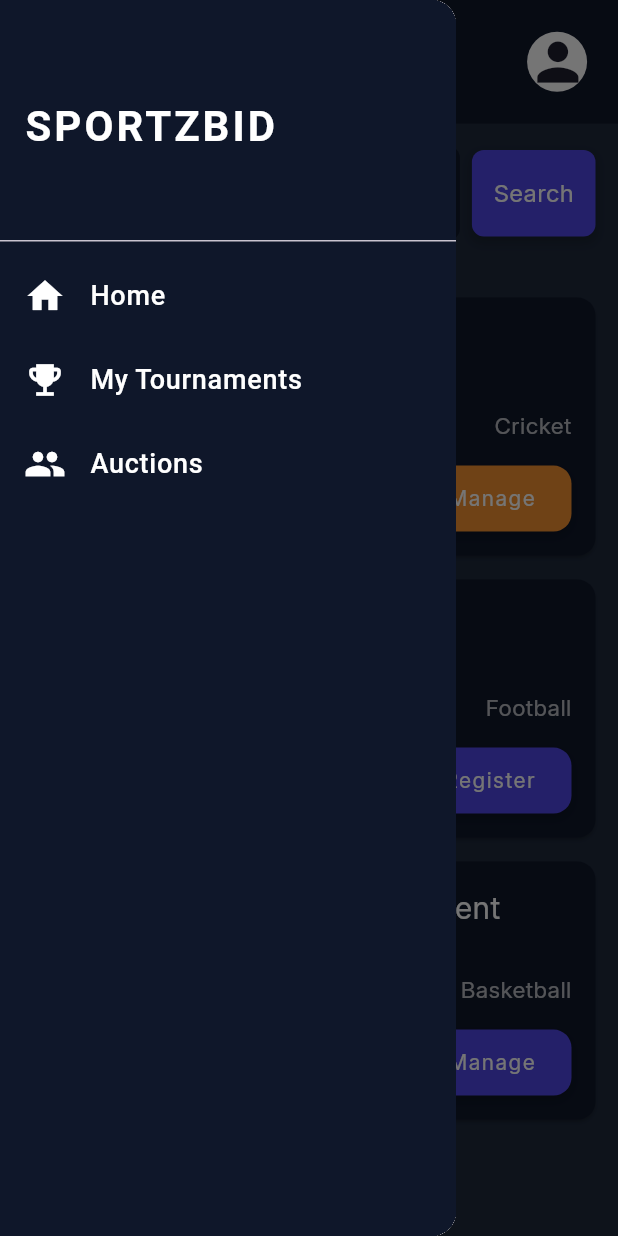
After one commit to anazhtz/sportzbid, a Flutter app: the Homepage screen opened by its route, with the side drawer open, on a phone screen of 412 x 824 dp. The commit adds this screen. Run offline on Flutter 3.47's test engine with Material 3 defaults, Android fonts, the phone set to English and light mode, and no system bars.

Commit message:
home page ui done,drawer work started

```diff
--- a/lib/core/appcolor.dart
+++ b/lib/core/appcolor.dart
@@ -4,7 +4,7 @@ class HexColor extends Color {
   static int _getColorFromHex(String hexColor) {
     hexColor = hexColor.toUpperCase().replaceAll("#", "");
     if (hexColor.length == 6) {
-      hexColor = "FF" + hexColor;  // Add opacity value if not provided
+      hexColor = "FF" + hexColor; // Add opacity value if not provided
     }
     return int.parse(hexColor, radix: 16);
   }
@@ -13,16 +13,17 @@ class HexColor extends Color {
 }
 
 class AppColors {
-  static final Color primaryColor = HexColor('#2B2738');
-  static final Color secondaryColor = HexColor('#3B364C');
-  static final Color textFeildColor = HexColor('#2B2738');
+  static final Color primaryColor = HexColor('#0F172A');
+  static final Color secondaryColor = HexColor('#1E293B');
+  static final Color textFeildColor = HexColor('#0F172A');
   static final Color success = HexColor('#15995e');
   static final Color warning = HexColor('#d09e12');
   static final Color danger = HexColor('#de3e3e');
   static final Color accentColor = HexColor('#e74c3c');
   static final Color backgroundColor = HexColor('#ecf0f1');
   static final Color textColor = HexColor('#2c3e50');
-  static final Color buttonColor = HexColor('#5D44B0');
+  static final Color buttonColor = HexColor('#4F46E5');
+  static final Color tournButtonColor = HexColor("#F1902F");
   static final Color appBar = HexColor("#DEF7F0");
   static final Color menubackgroundColor = HexColor("#F0F3F5");
   static final Color cancelButton = HexColor("#FF1E1E");
--- /dev/null
+++ b/lib/core_widgets/csutom_drawer.dart
@@ -0,0 +1,74 @@
+import 'package:flutter/material.dart';
+import 'package:sportzbid/core/appcolor.dart';
+
+class CustomDrawer extends StatelessWidget {
+  const CustomDrawer({super.key});
+
+  @override
+  Widget build(BuildContext context) {
+    return Drawer(
+      child: Container(
+        color: AppColors.textFeildColor,
+        child: Column(
+          children: [
+            DrawerHeader(
+              decoration: BoxDecoration(
+                color: AppColors.textFeildColor,
+              ),
+              child: const Align(
+                alignment: Alignment.centerLeft,
+                child: Text(
+                  'SPORTZBID',
+                  style: TextStyle(
+                    color: Colors.white,
+                    fontSize: 28,
+                    fontWeight: FontWeight.bold,
+                    letterSpacing: 2.0,
+                  ),
+                ),
+              ),
+            ),
+            ListTile(
+              leading: const Icon(Icons.home, color: Colors.white, size: 28),
+              title: const Text(
+                'Home',
+                style: TextStyle(
+                  color: Colors.white,
+                  fontSize: 18,
+                  fontWeight: FontWeight.w500,
+                ),
+              ),
+              onTap: () {},
+            ),
+            ListTile(
+              leading:
+                  const Icon(Icons.emoji_events, color: Colors.white, size: 28),
+              title: const Text(
+                'My Tournaments',
+                style: TextStyle(
+                  color: Colors.white,
+                  fontSize: 18,
+                  fontWeight: FontWeight.w500,
+                ),
+              ),
+              onTap: () {},
+            ),
+            ListTile(
+              leading: const Icon(Icons.group, color: Colors.white, size: 28),
+              title: const Text(
+                'Auctions',
+                style: TextStyle(
+                  color: Colors.white,
+                  fontSize: 18,
+                  fontWeight: FontWeight.w500,
+                ),
+              ),
+              onTap: () {},
+            ),
+            const Spacer(),
+          ],
+        ),
+      ),
+    );
+  }
+}
--- a/lib/core_widgets/custom_button.dart
+++ b/lib/core_widgets/custom_button.dart
@@ -7,24 +7,26 @@ class CustomButton extends StatelessWidget {
   final String text;
   final VoidCallback onPressed;
   final double width;
+  final Color? buttonColor; // Added optional color
 
   const CustomButton({
     super.key,
     required this.text,
     required this.onPressed,
     this.width = double.infinity,
+    this.buttonColor,
   });
 
   @override
   Widget build(BuildContext context) {
-    final responsive = context.responsive; // Get responsive instance
+    final responsive = context.responsive;
     return GestureDetector(
       onTap: onPressed,
       child: Container(
         width: width,
         padding: const EdgeInsets.symmetric(vertical: 16),
         decoration: BoxDecoration(
-          color: AppColors.buttonColor,
+          color: buttonColor ?? AppColors.buttonColor,
           borderRadius: BorderRadius.circular(18),
         ),
         child: Center(
--- /dev/null
+++ b/lib/core_widgets/custom_searchbar.dart
@@ -0,0 +1,42 @@
+import 'package:flutter/material.dart';
+import 'package:sportzbid/core/app_typography.dart';
+import 'package:sportzbid/core/appcolor.dart';
+import 'package:sportzbid/utilis/responsive.dart';
+
+class CustomSearchBarButton extends StatelessWidget {
+  const CustomSearchBarButton({
+    super.key,
+    required this.responsive,
+  });
+
+  final Responsive responsive;
+
+  @override
+  Widget build(BuildContext context) {
+    return Container(
+      width: responsive.wp(20),
+      height: responsive.hp(7),
+      decoration: BoxDecoration(
+        borderRadius: BorderRadius.circular(8),
+        color: AppColors.buttonColor,
+        boxShadow: [
+          BoxShadow(
+            color: Colors.black.withOpacity(0.2),
+            spreadRadius: 1,
+            blurRadius: 5,
+            offset: const Offset(0, 3),
+          ),
+        ],
+      ),
+      child: Center(
+        child: Text(
+          "Search",
+          style: AppTypography.interRegular.copyWith(
+            fontSize: responsive.sp(16),
+            color: Colors.white,
+          ),
+        ),
+      ),
+    );
+  }
+}
--- /dev/null
+++ b/lib/core_widgets/tournement_card.dart
@@ -0,0 +1,109 @@
+import 'package:flutter/material.dart';
+import 'package:sportzbid/core/app_typography.dart';
+import 'package:sportzbid/core/appcolor.dart';
+import 'package:sportzbid/utilis/responsive.dart';
+
+class TournamentCard extends StatelessWidget {
+  final String title;
+  final String location;
+  final String date;
+  final String sport;
+  final String buttonText;
+  final Color buttonColor;
+
+  const TournamentCard({
+    super.key,
+    required this.title,
+    required this.location,
+    required this.date,
+    required this.sport,
+    required this.buttonText,
+    required this.buttonColor,
+  });
+
+  @override
+  Widget build(BuildContext context) {
+    final responsive = context.responsive;
+    return Card(
+      color: AppColors.primaryColor,
+      margin: const EdgeInsets.symmetric(vertical: 8),
+      child: Padding(
+        padding: const EdgeInsets.all(16.0),
+        child: Column(
+          crossAxisAlignment: CrossAxisAlignment.start,
+          children: [
+            Text(
+              title,
+              style: AppTypography.interRegular.copyWith(
+                fontSize: responsive.sp(20),
+                color: Colors.white,
+              ),
+            ),
+            const SizedBox(height: 30),
+            Row(
+              mainAxisAlignment: MainAxisAlignment.spaceBetween,
+              children: [
+                Text(
+                  location,
+                  style: AppTypography.interRegular.copyWith(
+                fontSize: responsive.sp(15),
+                color: Colors.white70,
+              ),
+                ),
+                const SizedBox(width: 50),
+                Text(
+                  sport,
+                  style: AppTypography.interRegular.copyWith(
+                fontSize: responsive.sp(15),
+                color: Colors.white70,
+              ),
+                ),
+              ],
+            ),
+            const SizedBox(height: 16),
+            Row(
+              mainAxisAlignment: MainAxisAlignment.spaceBetween,
+              children: [
+                Text(
+                  date,
+                  style: AppTypography.interRegular.copyWith(
+                fontSize: responsive.sp(15),
+                color: Colors.white70,
+              ),
+                ),
+                GestureDetector(
+                  onTap: () {},
+                  child: Container(
+                    padding: const EdgeInsets.symmetric(
+                      vertical: 12,
+                      horizontal: 24,
+                    ),
+                    decoration: BoxDecoration(
+                      color: buttonColor,
+                      borderRadius: BorderRadius.circular(12),
+                      boxShadow: [
+                        BoxShadow(
+                          color: Colors.black.withOpacity(0.2),
+                          blurRadius: 6,
+                          offset: const Offset(0, 3),
+                        ),
+                      ],
+                    ),
+                    child: Text(
+                      buttonText,
+                      style: AppTypography.interRegular.copyWith(
+                        fontSize: responsive.sp(14),
+                        color: Colors.white,
+                        letterSpacing: 1.0,
+                      ),
+                    ),
+                  ),
+                ),
+              ],
+            ),
+          ],
+        ),
+      ),
+    );
+  }
+}
--- a/lib/main.dart
+++ b/lib/main.dart
@@ -1,6 +1,8 @@
 import 'package:flutter/material.dart';
+import 'package:flutter/services.dart';
+import 'package:sportzbid/routes/app_routes.dart';
 import 'package:sportzbid/view/loginpage.dart';
-import 'package:sportzbid/view/registrationpage.dart'; // Import your CreateAccountPage
+import 'package:sportzbid/view/registrationpage.dart';
 
 void main() {
   runApp(const MyApp());
@@ -11,16 +13,17 @@ class MyApp extends StatelessWidget {
 
   @override
   Widget build(BuildContext context) {
-    return MaterialApp(
-      debugShowCheckedModeBanner: false,
-      title: 'SportzBid',
-      theme: ThemeData(
-        primarySwatch: Colors.blue,
-      ),
-      home: const LoginPage(),
-      routes: {
-        '/create-account': (context) => const CreateAccountPage(),
-      },
-    );
+    SystemChrome.setPreferredOrientations([
+      DeviceOrientation.portraitUp,
+      DeviceOrientation.portraitDown,
+    ]);
+    return  MaterialApp(
+        theme: ThemeData(
+          primarySwatch: Colors.green,
+        ),
+        debugShowCheckedModeBanner: false,
+        onGenerateRoute: AppRoutes.onGenerateRoute,
+        initialRoute: '/',
+      );
   }
 }
--- /dev/null
+++ b/lib/model/tournementclass.dart
@@ -0,0 +1,19 @@
+import 'dart:ui';
+
+class Tournament {
+  final String title;
+  final String location;
+  final String date;
+  final String sport;
+  final String buttonText;
+  final Color buttonColor;
+
+  Tournament({
+    required this.title,
+    required this.location,
+    required this.date,
+    required this.sport,
+    required this.buttonText,
+    required this.buttonColor,
+  });
+}
--- a/lib/routes/app_routes.dart
+++ b/lib/routes/app_routes.dart
@@ -1,115 +1,47 @@
-// import 'package:flutter/material.dart';
+import 'package:flutter/material.dart';
+import 'package:sportzbid/view/homepage.dart';
+import 'package:sportzbid/view/loginpage.dart';
+import 'package:sportzbid/view/registrationpage.dart';
 
+class AppRoutes {
+  static Route<dynamic> onGenerateRoute(RouteSettings settings) {
+    switch (settings.name) {
+      case '/':
+        return _buildPageRoute(
+          builder: (context) => const LoginPage(),
+          settings: settings,
+        );
+      case '/registerpage':
+        return _buildPageRoute(
+          builder: (context) => const CreateAccountPage(),
+          settings: settings,
+        );
+      case '/homepage':
+        return _buildPageRoute(
+          builder: (context) => const Homepage(),
+          settings: settings,
+        );
+      default:
+        return _buildPageRoute(
+          builder: (context) => const LoginPage(),
+          settings: settings,
+        );
+    }
+  }
 
-// class AppRoutes {
-//   static Route<dynamic> onGenerateRoute(RouteSettings settings) {
-//     switch (settings.name) {
-//       case '/':
-//         return _buildPageRoute(
-//           builder: (context) => const SplashScreen(),
-//           settings: settings,
-//         );
-//       case '/login':
-//         return _buildPageRoute(
-//           builder: (context) => const LoginPage(),
-//           settings: settings,
-//         );
-//       case '/homepage':
-//         return _buildPageRoute(
-//           builder: (context) => const HomePage(),
-//           settings: settings,
-//         );
-//       case '/menupage':
-//         return _buildPageRoute(
-//           builder: (context) => const ShopInGridView(),
-//           settings: settings,
-//         );
-//       case '/searchfiled':
-//         return _buildPageRoute(
-//           builder: (context) => const SearchingScreen(),
-//           settings: settings,
-//         );
-//       case '/floorDisplay':
-//         final arrangementId = settings.arguments as String?;
-//         return _buildPageRoute(
-//           builder: (context) =>
-//               FloordisplayView1(arrangementId: arrangementId ?? ''),
-//           settings: settings,
-//         );
-//       case '/openingStock1':
-//         return _buildPageRoute(
-//           builder: (context) => const OpeningStockViewPage1(),
-//           settings: settings,
-//         );
-//       case '/newStock1':
-//         return _buildPageRoute(
-//           builder: (context) => const NewStockViewPage1(),
-//           settings: settings,
-//         );
-//       case '/closingStock1':
-//         return _buildPageRoute(
-//           builder: (context) => const ClosingStockViewPage1(),
-//           settings: settings,
-//         );
-//       case '/categoryManagement':
-//         final arrangementId = settings.arguments as bool?;
-//         return _buildPageRoute(
-//           builder: (context) =>
-//               CategoryManagementView1(arrangementId: arrangementId ?? true),
-//           settings: settings,
-//         );
-//       case '/outofstock':
-//         final arrangementId = settings.arguments as String?;
-
-//         return _buildPageRoute(
-//             builder: (context) => OutofStockView1(
-//                   arrangementId: arrangementId ?? '',
-//                 ),
-//             settings: settings);
-//       case '/assettrack':
-//         return _buildPageRoute(
-//           builder: (context) => const AssetTrackViewPage1(),
-//           settings: settings,
-//         );
-
-//       case '/dashboard':
-//       // final args = settings.arguments as Map<String, dynamic>;
-//       // return _buildPageRoute(
-//       //   builder: (context) => DetailScreen(data: args['data']),
-//       //   settings: settings,
-//       // );
-//       case '/DsrManagement':
-//         return _buildPageRoute(
-//           builder: (context) => const DsrManagement(),
-//           settings: settings,
-//         );
-
-//       case '/marketingIntelligence':
-//         return _buildPageRoute(
-//             builder: (context) => const MarketingIntelligenceView(),
-//             settings: settings);
-
-//       default:
-//         return _buildPageRoute(
-//           builder: (context) => NotFoundScreen(),
-//           settings: settings,
-//         );
-//     }
-//   }
-
-//   static PageRouteBuilder _buildPageRoute({
-//     required WidgetBuilder builder,
-//     required RouteSettings settings,
-//   }) {
-//     return PageRouteBuilder(
-//       pageBuilder: (context, animation, secondaryAnimation) => builder(context),
-//       transitionsBuilder: (context, animation, secondaryAnimation, child) {
-//         return FadeTransition(
-//           opacity: animation,
-//           child: child,
-//         );
-//       },
-//       settings: settings,
-//     );
-//   }
-// }
+  static PageRouteBuilder _buildPageRoute({
+    required WidgetBuilder builder,
+    required RouteSettings settings,
+  }) {
+    return PageRouteBuilder(
+      pageBuilder: (context, animation, secondaryAnimation) => builder(context),
+      transitionsBuilder: (context, animation, secondaryAnimation, child) {
+        return FadeTransition(
+          opacity: animation,
+          child: child,
+        );
+      },
+      settings: settings,
+    );
+  }
+}
--- a/lib/view/homepage.dart
+++ b/lib/view/homepage.dart
@@ -0,0 +1,163 @@
+import 'package:flutter/material.dart';
+import 'package:sportzbid/core/app_typography.dart';
+import 'package:sportzbid/core/appcolor.dart';
+import 'package:sportzbid/core_widgets/csutom_drawer.dart';
+import 'package:sportzbid/core_widgets/custom_searchbar.dart';
+import 'package:sportzbid/core_widgets/tournement_card.dart';
+import 'package:sportzbid/model/tournementclass.dart';
+import 'package:sportzbid/utilis/responsive.dart';
+
+void main() {
+  runApp(const MaterialApp(
+    debugShowCheckedModeBanner: false,
+    home: Homepage(),
+  ));
+}
+
+class Homepage extends StatefulWidget {
+  const Homepage({super.key});
+
+  @override
+  _HomepageState createState() => _HomepageState();
+}
+
+class _HomepageState extends State<Homepage> {
+  final GlobalKey<ScaffoldState> _scaffoldKey = GlobalKey<ScaffoldState>();
+  final TextEditingController _searchController = TextEditingController();
+  String _searchQuery = "";
+
+  // Sample data - replace with your own data fetching logic
+  final List<Tournament> tournaments = [
+    Tournament(
+      title: 'Demons Champions League',
+      location: 'Palakkad, Kerala',
+      date: '24-08-2025',
+      sport: 'Cricket',
+      buttonText: 'Manage',
+      buttonColor: AppColors.tournButtonColor,
+    ),
+    Tournament(
+      title: 'Legends Football Cup',
+      location: 'Kochi, Kerala',
+      date: '15-09-2025',
+      sport: 'Football',
+      buttonText: 'Register',
+      buttonColor: AppColors.buttonColor,
+    ),
+    Tournament(
+      title: 'Summer Basketball Tournament',
+      location: 'Thiruvananthapuram, Kerala',
+      date: '30-09-2025',
+      sport: 'Basketball',
+      buttonText: 'Manage',
+      buttonColor: AppColors.buttonColor,
+    ),
+  ];
+
+  @override
+  Widget build(BuildContext context) {
+    final responsive = context.responsive;
+
+    final filteredTournaments = tournaments
+        .where((tournament) =>
+            tournament.title
+                .toLowerCase()
+                .contains(_searchQuery.toLowerCase()) ||
+            tournament.location
+                .toLowerCase()
+                .contains(_searchQuery.toLowerCase()) ||
+            tournament.sport.toLowerCase().contains(_searchQuery.toLowerCase()))
+        .toList();
+
+    return Scaffold(
+      key: _scaffoldKey, // Add this key to Scaffold
+      backgroundColor: AppColors.secondaryColor,
+      appBar: AppBar(
+        backgroundColor: AppColors.primaryColor,
+        elevation: 0,
+        toolbarHeight: responsive.hp(10),
+        leading: IconButton(
+          icon: Icon(
+            Icons.menu,
+            color: Colors.white,
+            size: responsive.hp(5),
+          ),
+          onPressed: () {
+            _scaffoldKey.currentState?.openDrawer(); // Open the drawer
+          },
+        ),
+        actions: [
+          CircleAvatar(
+            backgroundColor: Colors.white,
+            child: Icon(
+              Icons.person,
+              color: const Color(0xFF1E1E2E),
+              size: responsive.hp(5),
+            ),
+          ),
+          SizedBox(width: responsive.wp(5)),
+        ],
+      ),
+      drawer: CustomDrawer(), // Attach the drawer
+      body: Column(
+        children: [
+          Padding(
+            padding: const EdgeInsets.all(15.0),
+            child: Row(
+              children: [
+                Expanded(
+                  child: TextFormField(
+                    controller: _searchController,
+                    onChanged: (value) {
+                      setState(() {
+                        _searchQuery = value;
+                      });
+                    },
+                    style: const TextStyle(color: Colors.white),
+                    decoration: InputDecoration(
+                      hintText: 'Tournament name, location, or sport',
+                      hintStyle: AppTypography.interRegular.copyWith(
+                        fontSize: responsive.sp(18),
+                        color: Colors.white54,
+                      ),
+                      filled: true,
+                      fillColor: AppColors.primaryColor,
+                      contentPadding: const EdgeInsets.symmetric(
+                          vertical: 18.0, horizontal: 16.0),
+                      border: OutlineInputBorder(
+                        borderRadius: BorderRadius.circular(8),
+                        borderSide: BorderSide.none,
+                      ),
+                    ),
+                  ),
+                ),
+                const SizedBox(width: 8),
+                CustomSearchBarButton(responsive: responsive)
+              ],
+            ),
+          ),
+          const SizedBox(height: 0),
+          Expanded(
+            child: Padding(
+              padding: const EdgeInsets.all(15.0),
+              child: ListView.builder(
+                itemCount: filteredTournaments.length,
+                itemBuilder: (context, index) {
+                  final tournament = filteredTournaments[index];
+                  return TournamentCard(
+                    title: tournament.title,
+                    location: tournament.location,
+                    date: tournament.date,
+                    sport: tournament.sport,
+                    buttonText: tournament.buttonText,
+                    buttonColor: tournament.buttonColor,
+                  );
+                },
+              ),
+            ),
+          ),
+        ],
+      ),
+    );
+  }
+}
--- a/lib/view/loginpage.dart
+++ b/lib/view/loginpage.dart
@@ -62,9 +62,9 @@
                   ),
                   SizedBox(height: responsive.hp(2)),
                   CustomButton(
-                    text: 'Create Account',
+                    text: 'Login',
                     onPressed: () {
-                      Navigator.pushNamed(context, '/create-account');
+                     Navigator.pushNamed(context, '/homepage');
                     },
                   ),
                   const SizedBox(height: 24),
@@ -85,7 +85,7 @@
                           ),
                           recognizer: TapGestureRecognizer()
                             ..onTap = () {
-                              Navigator.pushNamed(context, '/create-account');
+                              Navigator.pushNamed(context, '/registerpage');
                             },
                         ),
                       ],
--- a/lib/view/registrationpage.dart
+++ b/lib/view/registrationpage.dart
@@ -88,7 +88,7 @@ class _CreateAccountPageState extends State<CreateAccountPage> {
                 CustomButton(
                   text: 'Create Account',
                   onPressed: () {
-                    print('tapped');
+                    Navigator.pushNamed(context, '/');
                   },
                 ),
                 SizedBox(height: responsive.hp(3)),
@@ -108,8 +108,7 @@ class _CreateAccountPageState extends State<CreateAccountPage> {
                         ),
                         recognizer: TapGestureRecognizer()
                           ..onTap = () {
-                            Navigator.pop(
-                                context); // Navigate back to the LoginPage
+                            Navigator.pushNamed(context, '/');
                           },
                       ),
                     ],
```
